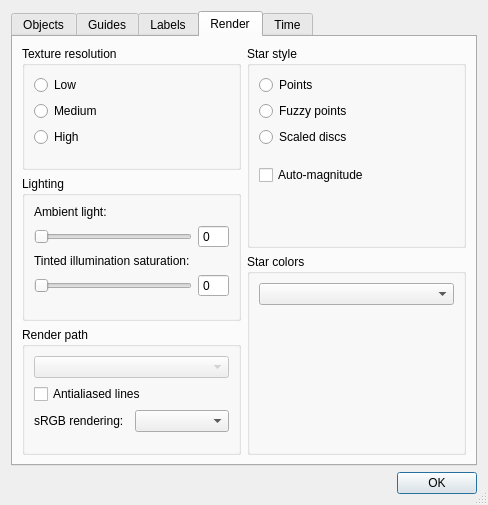
Before: the Qt Designer form src/celestia/qt/preferences.ui in CelestiaProject/Celestia, drawn with Qt 5.
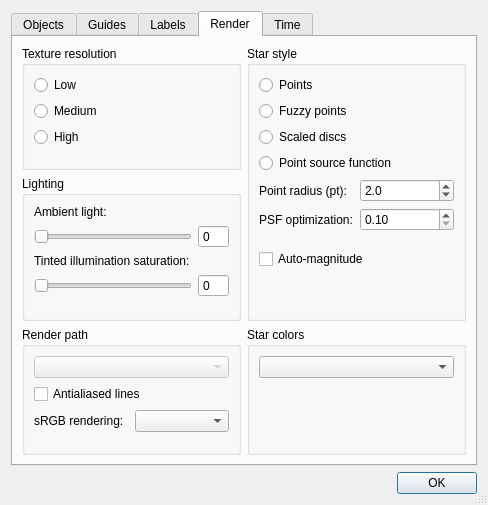
After: the same form once the commit is applied. The open tabs and pages were chosen to show the change.

Commit message: Add Point Source Function (PSF) star renderer

```diff
--- a/src/celestia/qt/preferences.ui
+++ b/src/celestia/qt/preferences.ui
@@ -1079,6 +1079,73 @@
               </property>
              </widget>
             </item>
+            <item>
+             <widget class="QRadioButton" name="psfStarsButton">
+              <property name="text">
+               <string>Point source function</string>
+              </property>
+             </widget>
+            </item>
+            <item>
+             <layout class="QHBoxLayout" name="horizontalLayout_psfRadius">
+              <item>
+               <widget class="QLabel" name="psfRadiusLabel">
+                <property name="text">
+                 <string>Point radius (pt):</string>
+                </property>
+               </widget>
+              </item>
+              <item>
+               <widget class="QDoubleSpinBox" name="psfRadiusSpinBox">
+                <property name="decimals">
+                 <number>1</number>
+                </property>
+                <property name="minimum">
+                 <double>1.000000000000000</double>
+                </property>
+                <property name="maximum">
+                 <double>10.000000000000000</double>
+                </property>
+                <property name="singleStep">
+                 <double>0.500000000000000</double>
+                </property>
+                <property name="value">
+                 <double>2.000000000000000</double>
+                </property>
+               </widget>
+              </item>
+             </layout>
+            </item>
+            <item>
+             <layout class="QHBoxLayout" name="horizontalLayout_psfOpt">
+              <item>
+               <widget class="QLabel" name="psfOptimizationLabel">
+                <property name="text">
+                 <string>PSF optimization:</string>
+                </property>
+               </widget>
+              </item>
+              <item>
+               <widget class="QDoubleSpinBox" name="psfOptimizationSpinBox">
+                <property name="decimals">
+                 <number>2</number>
+                </property>
+                <property name="minimum">
+                 <double>0.100000000000000</double>
+                </property>
+                <property name="maximum">
+                 <double>1.000000000000000</double>
+                </property>
+                <property name="singleStep">
+                 <double>0.050000000000000</double>
+                </property>
+                <property name="value">
+                 <double>0.100000000000000</double>
+                </property>
+               </widget>
+              </item>
+             </layout>
+            </item>
             <item>
              <spacer name="verticalSpacer_15">
               <property name="orientation">
```
The commit also changes 26 other files.
